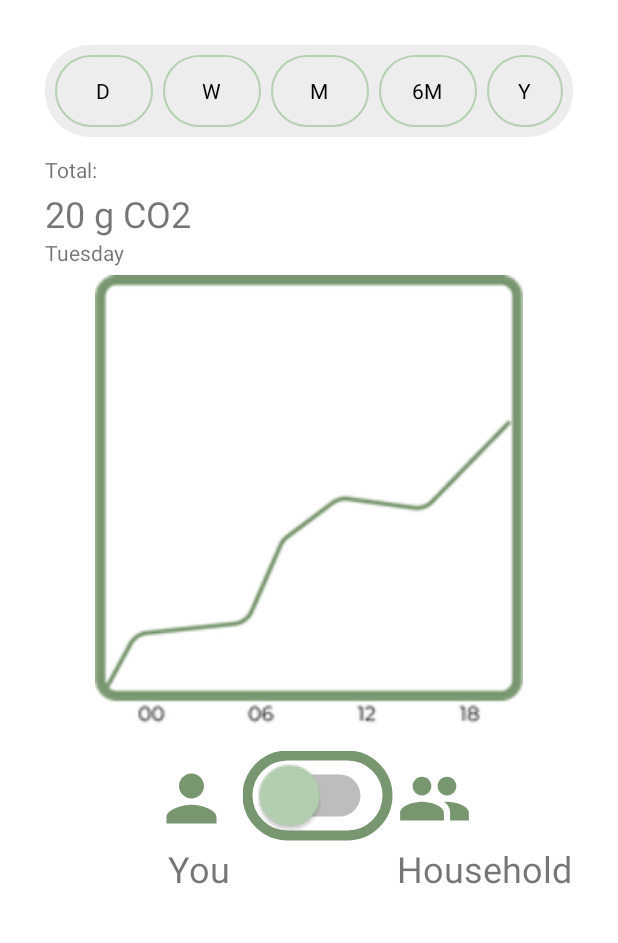
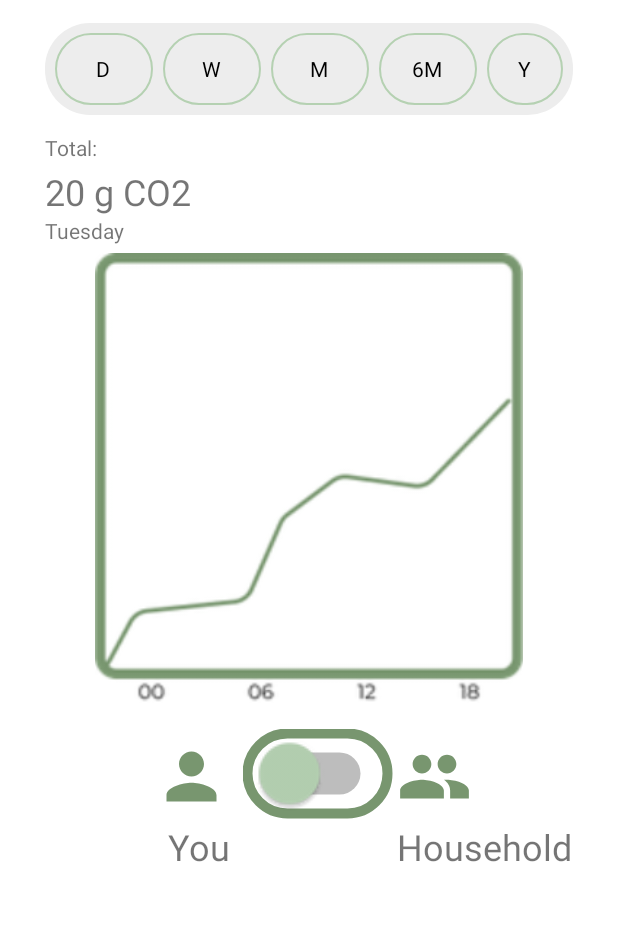
Before and after one commit to minvenanne/Kei-Data, an Android app: the screen it shows after launch (MainActivity), on a phone screen of 412 x 824 dp, the part 215-1158 px from its top. Run offline under Robolectric (Android 15) with nearby library versions, the phone set to English and light mode, and no system bars.

Commit message:
Update activity_main.xml

```diff
--- a/app/src/main/res/layout/activity_main.xml
+++ b/app/src/main/res/layout/activity_main.xml
@@ -28,7 +28,7 @@
         android:layout_width="0dp"
         android:layout_height="wrap_content"
         android:layout_marginStart="30dp"
-        android:layout_marginTop="30dp"
+        android:layout_marginTop="15dp"
         android:layout_marginEnd="30dp"
         android:background="@drawable/radiogroup"
         android:gravity="center"
@@ -209,9 +209,9 @@
     <com.google.android.material.bottomnavigation.BottomNavigationView
         android:layout_width="match_parent"
         android:layout_height="70dp"
+        android:background="@drawable/navigationbar"
+        app:menu="@menu/botton_navmenu"
         tools:layout_editor_absoluteX="0dp"
-        tools:layout_editor_absoluteY="700dp"
-        android:background="@drawable/navigationbar"
-        app:menu="@menu/botton_navmenu"/>
+        tools:layout_editor_absoluteY="668dp" />
 
 </androidx.constraintlayout.widget.ConstraintLayout>
```
